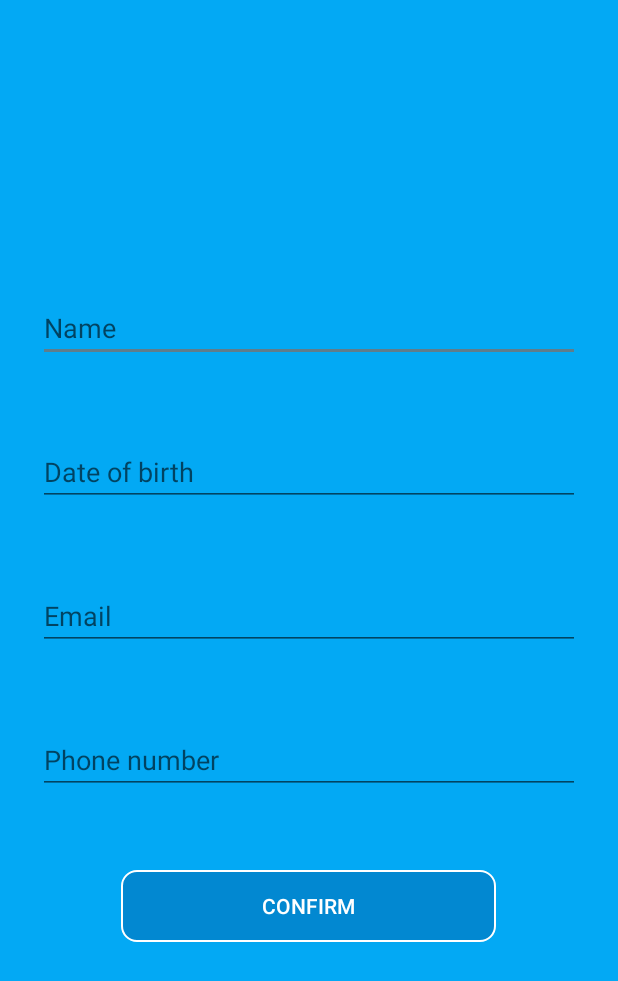
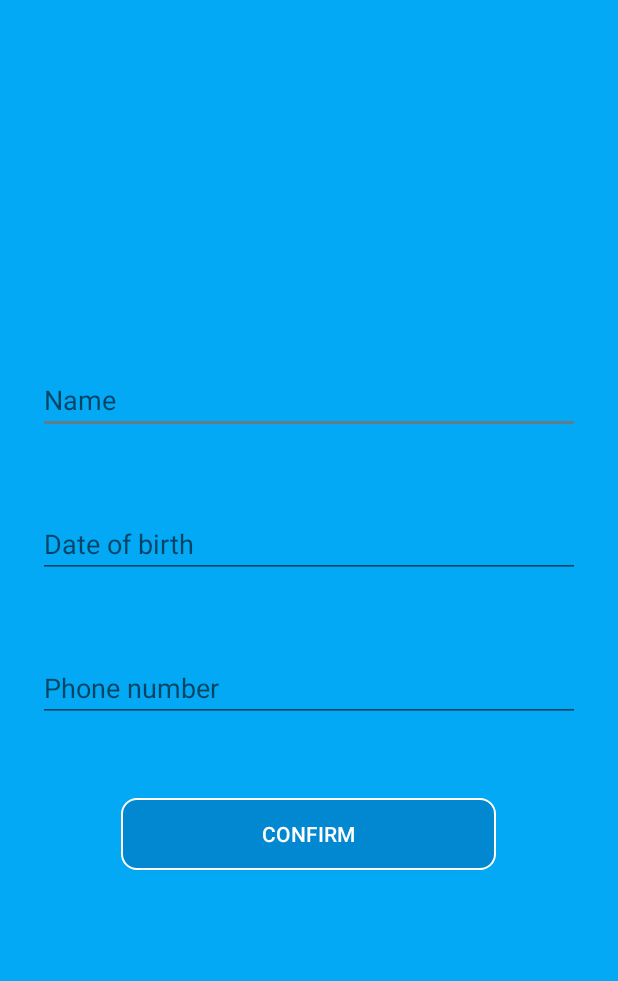
Before and after one commit to Kitilonom/NeHouse, an Android app: the Profile screen opened directly, with no data from a screen before it, on a phone screen of 412 x 824 dp. Shown: the top 981 px of the screen. Run offline under Robolectric (Android 15) with nearby library versions, the phone set to English and light mode, and no system bars; our stand-ins replace Firebase (no records; nobody signed in at launch, a user with empty details on screens opened directly).

Commit message:
Update profile.xml

```diff
--- a/app/src/main/res/layout/profile.xml
+++ b/app/src/main/res/layout/profile.xml
@@ -28,15 +28,6 @@
         android:inputType="date"/>
 
     <EditText
-        android:id="@+id/ProfileEmail"
-        android:layout_margin="25dp"
-        android:layout_width="match_parent"
-        android:layout_height="wrap_content"
-        android:ems="10"
-        android:hint="Email"
-        android:inputType="textEmailAddress"/>
-
-    <EditText
         android:id="@+id/ProfilePhone"
         android:layout_margin="25dp"
         android:layout_width="match_parent"
```
